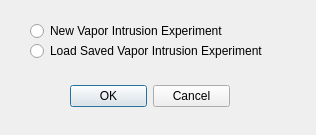
perryiv/cadkit, file Experimental/VaporIntrusionGUI/VaporIntrusionDelegate/NewVaporIntrusion.ui: the form before one commit.
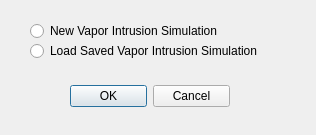
The form after the commit.

```diff
--- a/Experimental/VaporIntrusionGUI/VaporIntrusionDelegate/NewVaporIntrusion.ui
+++ b/Experimental/VaporIntrusionGUI/VaporIntrusionDelegate/NewVaporIntrusion.ui
@@ -37,8 +37,8 @@
      <height>22</height>
     </rect>
    </property>
-   <property name="text" >
-    <string>New Vapor Intrusion Experiment</string>
+   <property name="text">
+    <string>New Vapor Intrusion Simulation</string>
    </property>
   </widget>
   <widget class="QRadioButton" name="loadRadio" >
@@ -50,8 +50,8 @@
      <height>22</height>
     </rect>
    </property>
-   <property name="text" >
-    <string>Load Saved Vapor Intrusion Experiment</string>
+   <property name="text">
+    <string>Load Saved Vapor Intrusion Simulation</string>
    </property>
   </widget>
  </widget>
```
Left out of the diff: 35 changed lines with no effect on the pictures.
